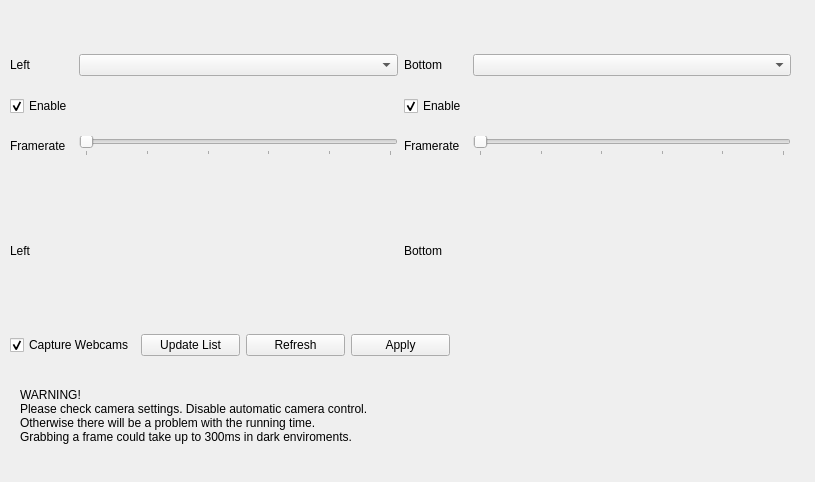
Qt form Hanse/Module_Webcams/form_webcams.ui (iti-luebeck/HANSE2011) before a commit.
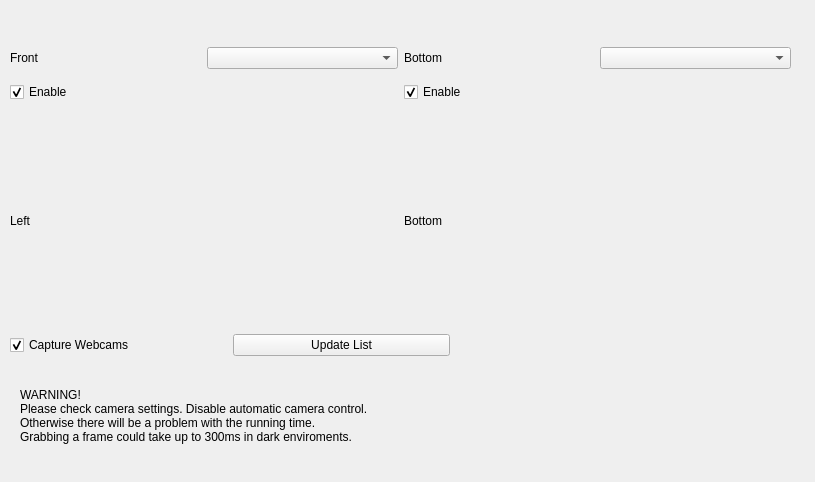
The same form after that commit.

Commit message: neues webcam modul

```diff
--- a/Hanse/Module_Webcams/form_webcams.ui
+++ b/Hanse/Module_Webcams/form_webcams.ui
@@ -35,14 +35,14 @@
      <x>10</x>
      <y>40</y>
      <width>781</width>
-     <height>131</height>
+     <height>71</height>
     </rect>
    </property>
    <layout class="QGridLayout" name="gridLayout">
     <item row="0" column="0">
      <widget class="QLabel" name="label">
       <property name="text">
-       <string>Left</string>
+       <string>Front</string>
       </property>
      </widget>
     </item>
@@ -56,47 +56,6 @@
       </property>
      </widget>
     </item>
-    <item row="2" column="0">
-     <widget class="QLabel" name="leftFramerateLabel">
-      <property name="text">
-       <string>Framerate</string>
-      </property>
-     </widget>
-    </item>
-    <item row="2" column="1">
-     <widget class="QSlider" name="leftFrameRateSlider">
-      <property name="minimum">
-       <number>1</number>
-      </property>
-      <property name="maximum">
-       <number>6</number>
-      </property>
-      <property name="singleStep">
-       <number>1</number>
-      </property>
-      <property name="pageStep">
-       <number>1</number>
-      </property>
-      <property name="tracking">
-       <bool>true</bool>
-      </property>
-      <property name="orientation">
-       <enum>Qt::Horizontal</enum>
-      </property>
-      <property name="invertedAppearance">
-       <bool>false</bool>
-      </property>
-      <property name="invertedControls">
-       <bool>false</bool>
-      </property>
-      <property name="tickPosition">
-       <enum>QSlider::TicksBelow</enum>
-      </property>
-      <property name="tickInterval">
-       <number>1</number>
-      </property>
-     </widget>
-    </item>
     <item row="0" column="2">
      <widget class="QLabel" name="label_3">
       <property name="text">
@@ -114,47 +73,6 @@
       </property>
      </widget>
     </item>
-    <item row="2" column="2">
-     <widget class="QLabel" name="bottomFramerateLabel">
-      <property name="text">
-       <string>Framerate</string>
-      </property>
-     </widget>
-    </item>
-    <item row="2" column="3">
-     <widget class="QSlider" name="bottomFrameRateSlider">
-      <property name="minimum">
-       <number>1</number>
-      </property>
-      <property name="maximum">
-       <number>6</number>
-      </property>
-      <property name="singleStep">
-       <number>1</number>
-      </property>
-      <property name="pageStep">
-       <number>1</number>
-      </property>
-      <property name="tracking">
-       <bool>true</bool>
-      </property>
-      <property name="orientation">
-       <enum>Qt::Horizontal</enum>
-      </property>
-      <property name="invertedAppearance">
-       <bool>false</bool>
-      </property>
-      <property name="invertedControls">
-       <bool>false</bool>
-      </property>
-      <property name="tickPosition">
-       <enum>QSlider::TicksBelow</enum>
-      </property>
-      <property name="tickInterval">
-       <number>1</number>
-      </property>
-     </widget>
-    </item>
     <item row="0" column="1">
      <widget class="QComboBox" name="leftBox"/>
     </item>
@@ -204,29 +122,15 @@
       </property>
      </widget>
     </item>
-    <item>
-     <widget class="QPushButton" name="refreshButton">
-      <property name="text">
-       <string>Refresh</string>
-      </property>
-     </widget>
-    </item>
-    <item>
-     <widget class="QPushButton" name="applyButtn">
-      <property name="text">
-       <string>Apply</string>
-      </property>
-     </widget>
-    </item>
    </layout>
   </widget>
   <widget class="QWidget" name="horizontalLayoutWidget_2">
    <property name="geometry">
     <rect>
      <x>10</x>
-     <y>180</y>
+     <y>120</y>
      <width>781</width>
-     <height>141</height>
+     <height>201</height>
     </rect>
    </property>
    <layout class="QHBoxLayout" name="horizontalLayout_2">
```
Left out of the diff: 10 changed lines with no effect on the pictures. The commit also changes 12 other files.
